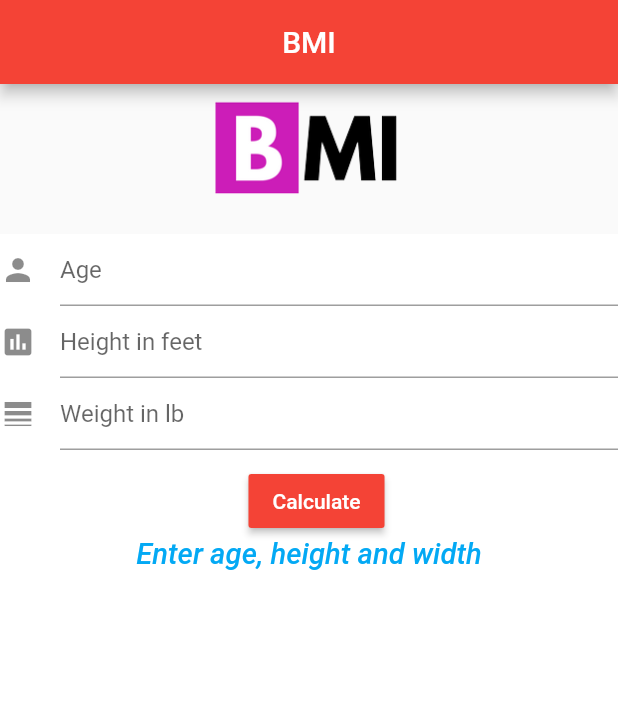
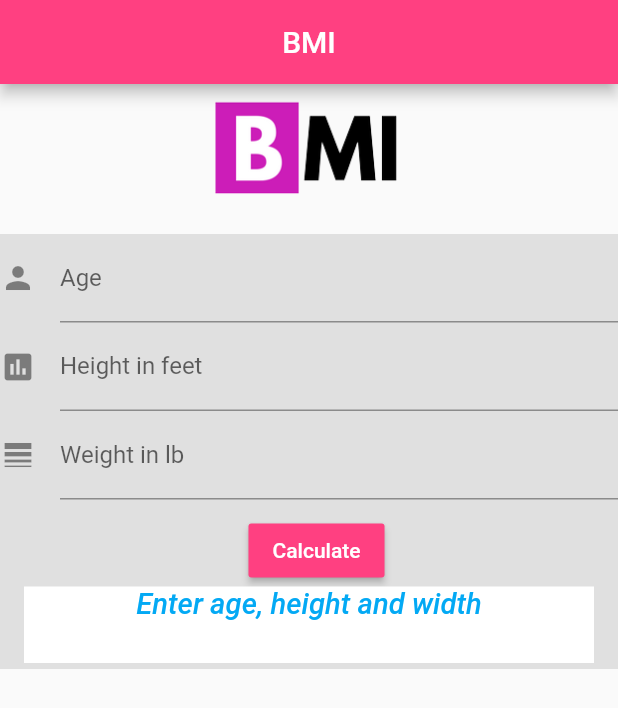
Before and after one commit to kingkpono/bmi_app, a Flutter app: the screen it shows after launch, after a tap on "Calculate", on a phone screen of 412 x 824 dp. Shown: the top 708 px of the screen. Run offline on Flutter 3.47's test engine with Material 2 defaults, Android fonts, the phone set to English and light mode, and no system bars.

Commit message:
added backgroup to texfields column

```diff
--- a/lib/ui/home.dart
+++ b/lib/ui/home.dart
@@ -26,7 +26,7 @@ class HomeState extends State<Home>{
         double weight=double.parse(_weightFieldController.text);
 
         double bmi=weight/(height*height);
-        _displayText="Your BMI: "+bmi.toString();
+        _displayText="Your BMI: "+bmi.toStringAsFixed(2);
 
         //determine weight status
 
@@ -54,7 +54,7 @@ class HomeState extends State<Home>{
        appBar: new AppBar(
             title: new Text("BMI"),
             centerTitle: true,
-            backgroundColor: Colors.red,
+            backgroundColor: Colors.pinkAccent,
 
        ),
 
@@ -70,9 +70,9 @@ class HomeState extends State<Home>{
                    width: 200.0,
                  ),
                new Container(
-                   height: 400.0,
+                   height: 290.0,
                    width: 380.0,
-                   color: Colors.white,
+                   color: Colors.grey.shade300,
 
                    child:
                       new Column(
@@ -81,17 +81,17 @@ class HomeState extends State<Home>{
                        new TextField(
                          controller: _ageFieldController,
                          keyboardType: TextInputType.number,
-                         decoration: new InputDecoration(icon: new Icon(Icons.person), hintText: "Age"),
+                         decoration: new InputDecoration(icon: new Icon(Icons.person), labelText: "Age",hintText: "e.g. 34"),
                        ),
                        new TextField(
                          controller: _heightFieldController,
                          keyboardType: TextInputType.number,
-                         decoration: new InputDecoration(icon: new Icon(Icons.assessment), hintText: "Height in feet"),
+                         decoration: new InputDecoration(icon: new Icon(Icons.insert_chart), labelText: "Height in feet", hintText: "e.g 4.5"),
                        ),
                        new TextField(
                          controller: _weightFieldController,
                          keyboardType: TextInputType.number,
-                         decoration: new InputDecoration(icon: new Icon(Icons.line_weight), hintText: "Weight in lb"),
+                         decoration: new InputDecoration(icon: new Icon(Icons.line_weight), labelText: "Weight in lb",hintText: "e.g 4.5"),
                        ),
                        new Padding(padding: const EdgeInsets.only(top:10.0)),
                        new Container(
@@ -99,11 +99,15 @@ class HomeState extends State<Home>{
 
                          child: new RaisedButton(
                            onPressed: _calculate,
-                           color: Colors.red,
+                           color: Colors.pinkAccent,
                             child: new Text("Calculate", style: new TextStyle(color: Colors.white),)
                          ),
                        ),
+                   new Container(
+                     width: 380.0,
+                     color: Colors.white,
 
+                     child:
                        new Column(
                          children: <Widget>[
                            new Text(_displayText,
@@ -123,9 +127,9 @@ class HomeState extends State<Home>{
                          ],
 
                        ),
-
-                   ],
-                 )
+                   ),
+                     ],
+                      )
                ),
                ],
           )
```
